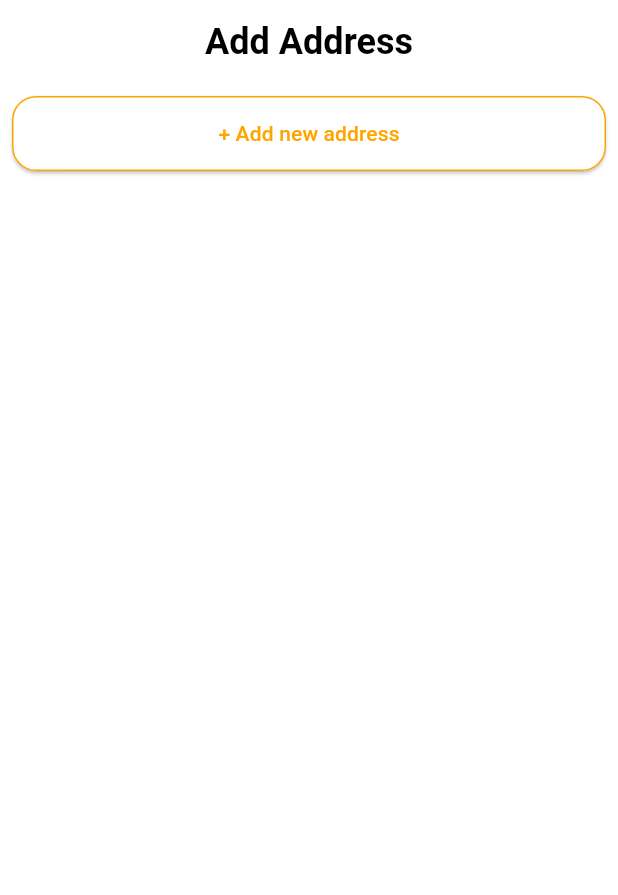
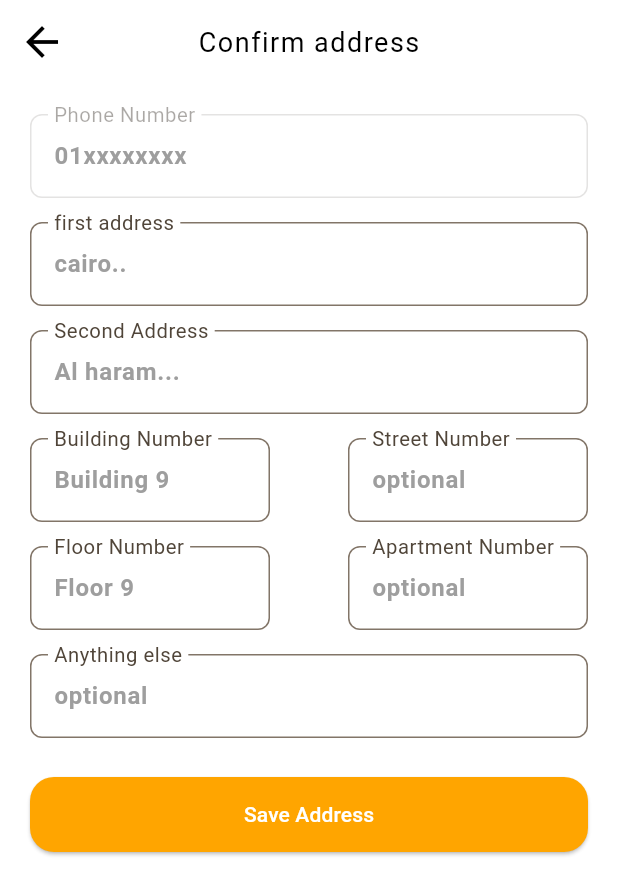
Before and after one commit to foodiesarmenu/foodies-app, a Flutter app: the screen it shows after launch, on a phone screen of 412 x 824 dp. Shown: the top 895 px of the screen. Run offline on Flutter 3.47's test engine with Material 2 defaults, Android fonts, the phone set to English and light mode, and no system bars; our stand-ins replace another_carousel_pro, bloc, cached_network_image, dio, flutter_bloc, geolocator and 5 more.

Commit message:
did the form of the maps did the card of the address others

```diff
--- a/lib/main.dart
+++ b/lib/main.dart
@@ -10,6 +10,7 @@ import 'package:foodies_app/ui/profile/ProfileTab.dart';
 import 'package:foodies_app/ui/profile/editProfile/EditProfileScreen.dart';
 import 'package:foodies_app/ui/profile/settings/SettingsScreen.dart';
 import 'package:foodies_app/ui/profile/settings/myAccount/Address/add_address.dart';
+import 'package:foodies_app/ui/profile/settings/myAccount/Address/form_adress_screen.dart';
 import 'package:foodies_app/ui/profile/settings/myAccount/Address/map_screen.dart';
 import 'package:foodies_app/ui/profile/settings/myAccount/ChangeEmailScreen.dart';
 import 'package:foodies_app/ui/profile/settings/myAccount/ChangePasswordScreen.dart';
@@ -24,8 +25,6 @@ import 'package:foodies_app/ui/welcome/welcome_screen.dart';
 import 'cubit/maps/maps_cubit.dart';
 import 'model/map_response/repository/maps_repo.dart';
 import 'model/map_response/web_services/places_web_services.dart';
-
-import 'di/di.dart';
 
 void main() {
   //configureDependencies();
@@ -64,7 +63,7 @@ class MyApp extends StatelessWidget {
         useMaterial3: true,
         scaffoldBackgroundColor: const Color(0xFFFFFFFF),
       ),
-      initialRoute: AddAddress.routeName,
+      initialRoute: FormAddressScreen.routeName,
       //MainNavigationScaffold
       routes: {
         SplashScreen.routeName: (_) => const SplashScreen(),
@@ -97,6 +96,9 @@ class MyApp extends StatelessWidget {
         //CartWidget.routeName: (_) => const CartWidget(),
         MealDetails.routeName: (_) => const MealDetails(),
         //ArWidget.routeName: (_) => const ArWidget(),
+
+        FormAddressScreen.routeName: (_) => FormAddressScreen(),
+
       },
     );
   }
--- a/lib/ui/common/EditTextInProfile.dart
+++ b/lib/ui/common/EditTextInProfile.dart
@@ -10,7 +10,7 @@ class EditTextInProfile extends StatelessWidget {
   TextInputType? keyboardType;
   MyValidator? validator;
   bool isTextFieldEnabled;
-
+  final double? width; // New width parameter
 
   EditTextInProfile({
     required this.controller,
@@ -20,6 +20,7 @@ class EditTextInProfile extends StatelessWidget {
     this.validator,
     this.keyboardType = TextInputType.text,
     this.isTextFieldEnabled = true,
+    this.width, // Initialize the new width parameter
     super.key,
   });
 
@@ -27,6 +28,7 @@ class EditTextInProfile extends StatelessWidget {
   Widget build(BuildContext context) {
     return Container(
       margin: const EdgeInsets.all(8),
+      width: width, // Use the width parameter here
       child: TextFormField(
         enabled: isTextFieldEnabled,
         decoration: InputDecoration(
--- a/lib/ui/profile/settings/myAccount/Address/add_address.dart
+++ b/lib/ui/profile/settings/myAccount/Address/add_address.dart
@@ -24,7 +24,27 @@ class AddAddress extends StatelessWidget {
               Navigator.pushNamed(context, MapScreen.routeName);
               //getLocation();
             },
-          )
+          ),
+
+          Container(
+            alignment: Alignment.centerLeft,
+            margin: EdgeInsets.all(12),
+            padding: EdgeInsets.all(12),
+            color: Colors.yellow,
+            child: Row(
+              children: [
+                Expanded(
+                  child: Text(
+                    'Cairo, haram, St.xxx, St.12, floor.8, Cairo, haram, St.xxx, St.12, floor.8',
+                    textAlign: TextAlign.start,
+                  ),
+                ),
+                SizedBox(width: 8), // Add some space between the icon and text
+                Icon(Icons.arrow_forward_ios_rounded), // Add your desired icon here
+              ],
+            ),
+          ),
+
         ],
       )
     );
--- /dev/null
+++ b/lib/ui/profile/settings/myAccount/Address/form_adress_screen.dart
@@ -0,0 +1,177 @@
+import 'package:flutter/material.dart';
+import 'package:foodies_app/ui/common/EditTextInProfile.dart';
+
+import '../../../../common/ButtonInProfile.dart';
+import '../../../../common/custom_app_bar.dart';
+import 'add_address.dart';
+
+class FormAddressScreen extends StatefulWidget {
+  static const String routeName = "FormAddressScreen";
+   FormAddressScreen({super.key});
+
+  @override
+  State<FormAddressScreen> createState() => _FormAddressScreenState();
+}
+
+class _FormAddressScreenState extends State<FormAddressScreen> {
+  TextEditingController phoneNumberController = TextEditingController();
+  TextEditingController firstAddressController = TextEditingController();
+  TextEditingController secondAddressController = TextEditingController();
+  TextEditingController buildingNoController = TextEditingController();
+  TextEditingController streetNameController = TextEditingController();
+  TextEditingController floorNoController = TextEditingController();
+  TextEditingController apartmentNoController = TextEditingController();
+  TextEditingController othersController = TextEditingController();
+
+  var formKey = GlobalKey<FormState>();
+
+  @override
+  Widget build(BuildContext context) {
+    return Scaffold(
+      appBar: CustomAppBar.buildAppBar(context, 'Confirm address'),
+      body: ListView(
+        children: [
+          Form(
+            key: formKey,
+            child: Container(
+              padding: const EdgeInsets.all(12),
+              child: Column(
+                children: [
+                  EditTextInProfile(
+                    keyboardType: TextInputType.phone,
+                    isTextFieldEnabled: false,
+                    controller: phoneNumberController,
+                    label: 'Phone Number',
+                    hint: '01xxxxxxxx',
+                    isSecured: false,
+                    /*validator: (text) {
+                      if (text == null || text.trim().isEmpty) {
+                        return 'Please enter phone number';
+                      }
+                      /*if (!ValidationUtils.isValidEmail(text)) {
+                  return 'Please enter valid email';
+                }*/
+                      return null;
+                    },*/
+                  ),
+                  EditTextInProfile(
+                    keyboardType: TextInputType.text,
+                    isTextFieldEnabled: true,
+                    controller: firstAddressController,
+                    label: 'first address',
+                    hint: 'cairo..',
+                    isSecured: false,
+                    validator: (text) {
+                      if (text == null || text.trim().isEmpty) {
+                        return 'Please enter first address';
+                      }
+                      return null;
+                    },
+                  ),
+                  EditTextInProfile(
+                    keyboardType: TextInputType.emailAddress,
+                    isTextFieldEnabled: true,
+                    controller: secondAddressController,
+                    label: 'Second Address',
+                    hint: 'Al haram...',
+                    isSecured: false,
+                    validator: (text) {
+                      if (text == null || text.trim().isEmpty) {
+                        return 'Please enter Second Address';
+                      }
+                      return null;
+                    },
+                  ),
+
+                  Row(
+                    mainAxisAlignment: MainAxisAlignment.spaceBetween,
+                    children: [
+                      EditTextInProfile(
+                        keyboardType: TextInputType.number,
+                        isTextFieldEnabled: true,
+                        controller: buildingNoController,
+                        label: 'Building Number',
+                        hint: 'Building 9',
+                        width: 160, // Specify the width here
+                        isSecured: false,
+                        validator: (text) {
+                          if (text == null || text.trim().isEmpty) {
+                            return 'Please enter building Number';
+                          }
+                          return null;
+                        },
+                      ),
+                      EditTextInProfile(
+                        keyboardType: TextInputType.number,
+                        isTextFieldEnabled: true,
+                        controller: streetNameController,
+                        label: 'Street Number',
+                        hint: 'optional',
+                        width: 160, // Specify the width here
+                        isSecured: false,
+                      ),
+                    ],
+                  ),
+                  Row(
+                    mainAxisAlignment: MainAxisAlignment.spaceBetween,
+                    children: [
+                      EditTextInProfile(
+                        keyboardType: TextInputType.number,
+                        isTextFieldEnabled: true,
+                        controller: floorNoController,
+                        label: 'Floor Number',
+                        hint: 'Floor 9',
+                        width: 160, // Specify the width here
+                        isSecured: false,
+                        validator: (text) {
+                          if (text == null || text.trim().isEmpty) {
+                            return 'Please enter Floor Number';
+                          }
+                          return null;
+                        },
+                      ),
+                      EditTextInProfile(
+                        keyboardType: TextInputType.number,
+                        isTextFieldEnabled: true,
+                        controller: apartmentNoController,
+                        label: 'Apartment Number',
+                        hint: 'optional',
+                        width: 160, // Specify the width here
+                        isSecured: false,
+                      ),
+                    ],
+                  ),
+                  EditTextInProfile(
+                    keyboardType: TextInputType.text,
+                    isTextFieldEnabled: true,
+                    controller: othersController,
+                    label: 'Anything else',
+                    hint: 'optional',
+                    isSecured: false,
+                  ),
+                  const SizedBox(height: 10.0), // Space before the button
+                  ButtonInProfile(
+                    backgroundColor: Theme.of(context).primaryColor,
+                    textColor: Colors.white,
+                    text: 'Save Address',
+                    onPressed: () {
+                      checkPass();
+                      //Navigator.of(context).pushNamed(AddAddress.routeName);
+                    },
+                  ),
+                ],
+              ),
+            ),
+          ),
+        ],
+      ),
+
+    );
+  }
+void checkPass() {
+    if (formKey.currentState?.validate() == false) {
+      return;
+    }
+    Navigator.of(context).pushNamed(AddAddress.routeName);
+  }
+}
--- a/lib/ui/profile/settings/myAccount/Address/map_screen.dart
+++ b/lib/ui/profile/settings/myAccount/Address/map_screen.dart
@@ -12,6 +12,7 @@ import 'package:uuid/uuid.dart';
 import '../../../../../cubit/maps/maps_cubit.dart';
 import '../../../../../model/map_response/place.dart';
 import '../../../../../model/map_response/place_seggestions.dart';
+import 'form_adress_screen.dart';
 
 
 class MapScreen extends StatefulWidget {
@@ -296,6 +297,27 @@ class _MapScreenState extends State<MapScreen> {
             ),
           ),
           buildFloatingSearchBar(),
+          Positioned(
+            bottom: 43, // Adjust the bottom position as needed
+            left: 24, // Adjust the left position as needed
+            child: ElevatedButton(
+              onPressed: () {
+                Navigator.of(context).pushNamed(FormAddressScreen.routeName);
+              },
+              style: ElevatedButton.styleFrom(
+                backgroundColor: Theme.of(context).primaryColor, // Change the button's background color
+                foregroundColor: Colors.white, // Change the button's text color
+                elevation: 4, // Add elevation to the button
+                padding: const EdgeInsets.symmetric(horizontal: 20, vertical: 12), // Adjust padding as needed
+                shape: RoundedRectangleBorder(
+                  borderRadius: BorderRadius.circular(8), // Adjust border radius as needed
+                ),
+              ),
+              child: const Text("Confirm Address"),
+            ),
+          ),
+
+
         ],
       ),
 
--- a/pubspec.yaml
+++ b/pubspec.yaml
@@ -47,6 +47,10 @@ dependencies:
   uuid: ^3.0.5
   dio: ^5.4.3+1
   sqflite: ^2.2.8+4
+  injectable:
+  get_it:
+
+  barcode_scan2: ^4.3.0
 
 
 dev_dependencies:
```
Also changed, not shown: pubspec.lock.
